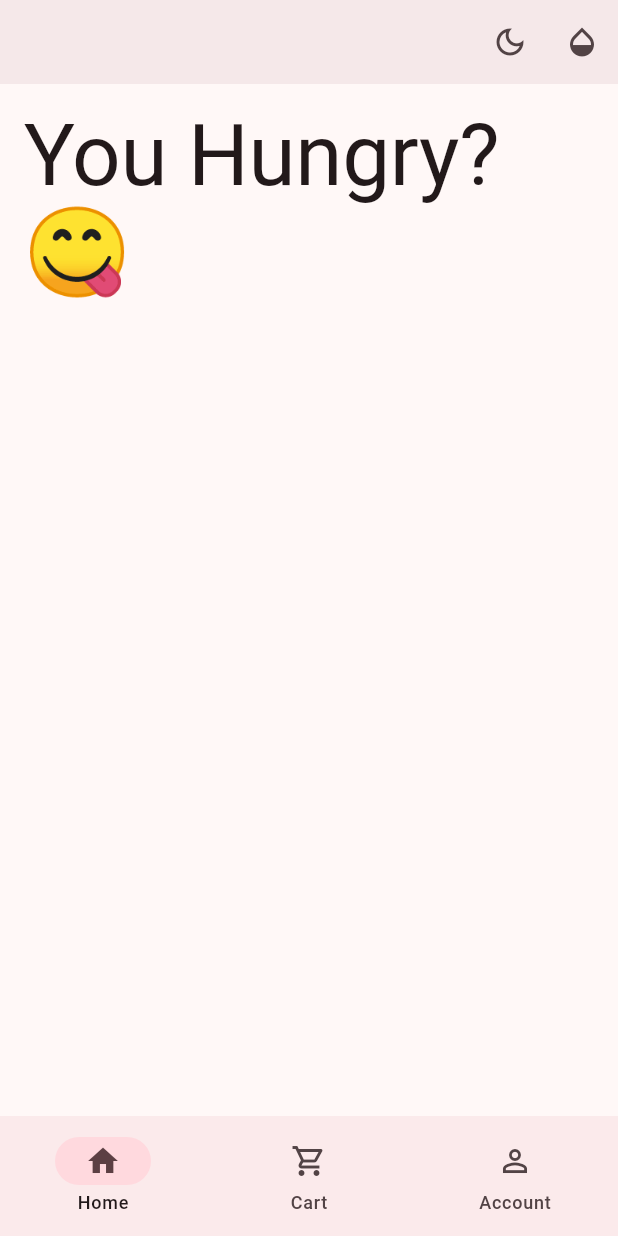
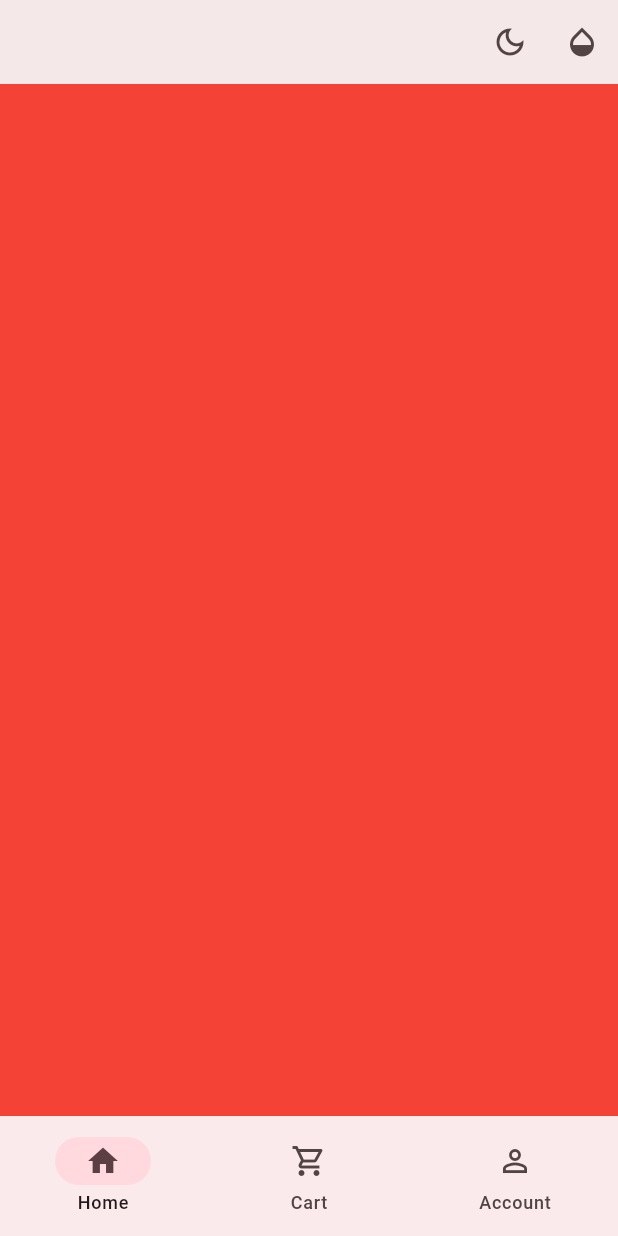
Before and after one commit to Maxwell-016/Yummy, a Flutter app: the screen it shows after launch, on a phone screen of 412 x 824 dp. Run offline on Flutter 3.47's test engine with Material 3 defaults, Android fonts, the phone set to English and light mode, and no system bars.

Commit message:
page navigation

```diff
--- a/lib/home.dart
+++ b/lib/home.dart
@@ -41,7 +41,14 @@ class _HomeState extends State<Home> {
 
   @override
   Widget build(BuildContext context) {
-    //TODO:  define pages
+    final pages=[
+      //TODO: Replace with category card
+      Container(color: Colors.red,),
+      //TODO: Replace with post card
+      Container(color: Colors.green,),
+      //TODO: Replace with restaurant landscape card
+      Container(color: Colors.blue,),
+    ];
 
     return Scaffold(
       appBar: AppBar(
@@ -54,13 +61,10 @@ class _HomeState extends State<Home> {
               colorSelected: widget.colorSelected)
         ],
       ),
-      //TODO: Switch between pages
-      body: Padding(
-        padding: const EdgeInsets.all(16.0),
-        child: Text(
-          'You Hungry?😋',
-          style: Theme.of(context).textTheme.displayLarge,
-        ),
+      //Switch between pages
+      body:IndexedStack(
+        index: tab,
+        children: pages,
       ),
       bottomNavigationBar: NavigationBar(
         destinations: appBarDestinations,
```
